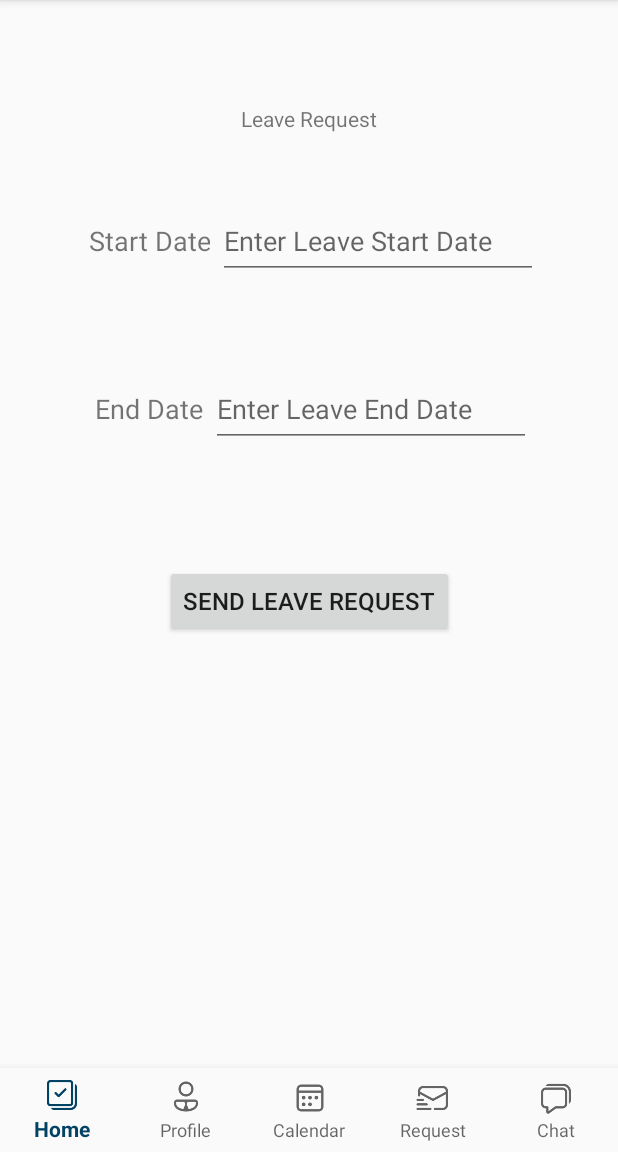
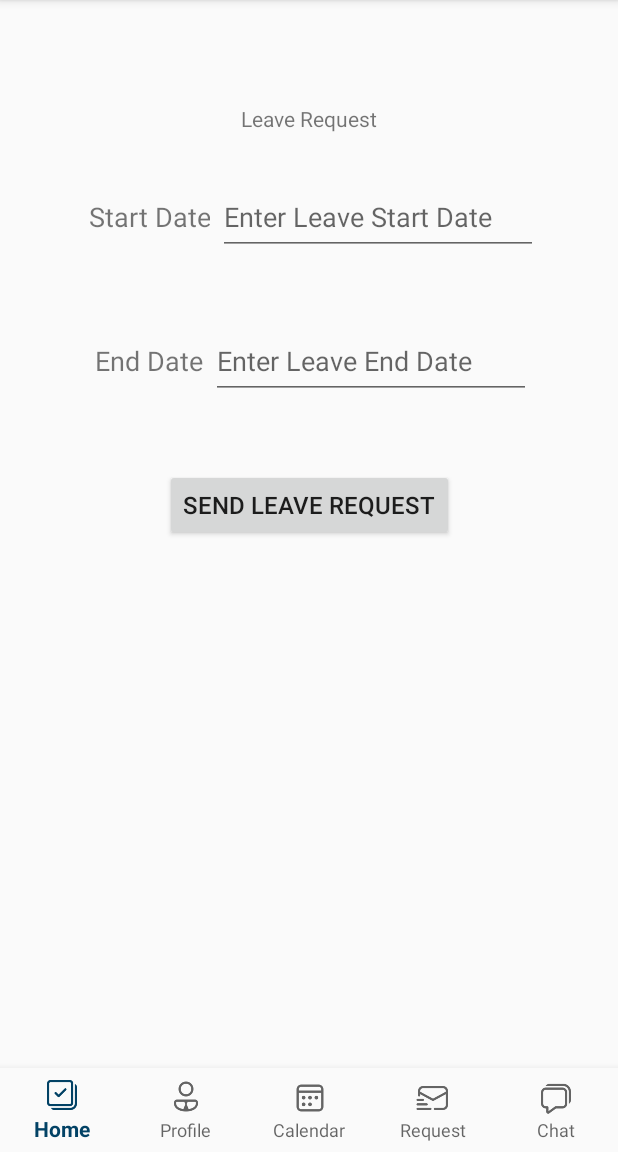
Before and after one commit to shelciajose/F23_3175_G9_WorkFlow, an Android app: the fragment LeaveRequestFragment placed in its activity, on a phone screen of 412 x 824 dp, the part 84-1236 px from its top. Run offline under Robolectric (Android 15) with nearby library versions, the phone set to English and light mode, and no system bars; our stand-ins replace Firebase (no records; nobody signed in at launch, a user with empty details on screens opened directly); 1 statement that could not run was skipped.

Commit message:
Fix leave request

```diff
--- a/app/src/main/res/layout/fragment_leave_request.xml
+++ b/app/src/main/res/layout/fragment_leave_request.xml
@@ -24,7 +24,7 @@
             android:id="@+id/linearLayout"
             android:layout_width="wrap_content"
             android:layout_height="80dp"
-            android:layout_marginTop="32dp"
+            android:layout_marginTop="16dp"
             android:orientation="horizontal"
             app:layout_constraintEnd_toEndOf="parent"
             app:layout_constraintStart_toStartOf="parent"
@@ -45,19 +45,19 @@
                 android:layout_width="wrap_content"
                 android:layout_height="50dp"
                 android:layout_weight="1"
-                android:ems="10"
-                android:hint="@string/hintLeaveStartDate"
                 android:clickable="false"
                 android:cursorVisible="false"
+                android:ems="10"
                 android:focusable="false"
-                android:focusableInTouchMode="false"/>
+                android:focusableInTouchMode="false"
+                android:hint="@string/hintLeaveStartDate" />
         </LinearLayout>
 
         <LinearLayout
             android:id="@+id/linearLayout2"
             android:layout_width="wrap_content"
             android:layout_height="80dp"
-            android:layout_marginTop="32dp"
+            android:layout_marginTop="16dp"
             android:orientation="horizontal"
             app:layout_constraintEnd_toEndOf="parent"
             app:layout_constraintStart_toStartOf="parent"
@@ -78,19 +78,19 @@
                 android:layout_width="wrap_content"
                 android:layout_height="50dp"
                 android:layout_weight="1"
-                android:ems="10"
-                android:hint="@string/hintLeaveEndDate"
                 android:clickable="false"
                 android:cursorVisible="false"
+                android:ems="10"
                 android:focusable="false"
-                android:focusableInTouchMode="false" />
+                android:focusableInTouchMode="false"
+                android:hint="@string/hintLeaveEndDate" />
         </LinearLayout>
 
         <Button
             android:id="@+id/btnSendLeaveRequest"
             android:layout_width="wrap_content"
             android:layout_height="wrap_content"
-            android:layout_marginTop="64dp"
+            android:layout_marginTop="32dp"
             android:text="@string/btnLeaveRequest"
             android:textSize="16sp"
             app:layout_constraintEnd_toEndOf="parent"
@@ -101,12 +101,26 @@
             android:id="@+id/txtViewRequestStatus"
             android:layout_width="wrap_content"
             android:layout_height="wrap_content"
-            android:layout_marginTop="48dp"
+            android:layout_marginTop="32dp"
             android:text="@string/txtRequestStatus"
             android:textStyle="bold"
+            android:visibility="gone"
             app:layout_constraintEnd_toEndOf="parent"
             app:layout_constraintStart_toStartOf="parent"
             app:layout_constraintTop_toBottomOf="@+id/btnSendLeaveRequest" />
 
+        <Button
+            android:id="@+id/btnLeaveRequestConfirm"
+            android:layout_width="wrap_content"
+            android:layout_height="wrap_content"
+            android:layout_marginTop="16dp"
+            android:backgroundTint="#F4C946"
+            android:text="@string/txtConfirm"
+            android:textSize="14sp"
+            android:visibility="gone"
+            app:layout_constraintEnd_toEndOf="parent"
+            app:layout_constraintStart_toStartOf="parent"
+            app:layout_constraintTop_toBottomOf="@+id/txtViewRequestStatus" />
+
     </androidx.constraintlayout.widget.ConstraintLayout>
 </FrameLayout>
--- a/app/src/main/res/values/strings.xml
+++ b/app/src/main/res/values/strings.xml
@@ -68,7 +68,10 @@
     <string name="txtCalendarTitle">Calendar</string>
     <string name="txtWorkSchedule">Work Schedule</string>
     <string name="editTxt">Edit Profile</string>
-    <string name="txtRequestStatus">Request Status</string>
+    <string name="txtRequestStatus"></string>
+    <string name="txtApprove">Approve</string>
+    <string name="txtDeny">Deny</string>
+    <string name="txtConfirm">Confirm</string>
 
 
 </resources>
```
Also changed, not shown: app/src/main/java/com/example/workflow/fragments/LeaveRequestFragment.java (+28 -1 lines).
